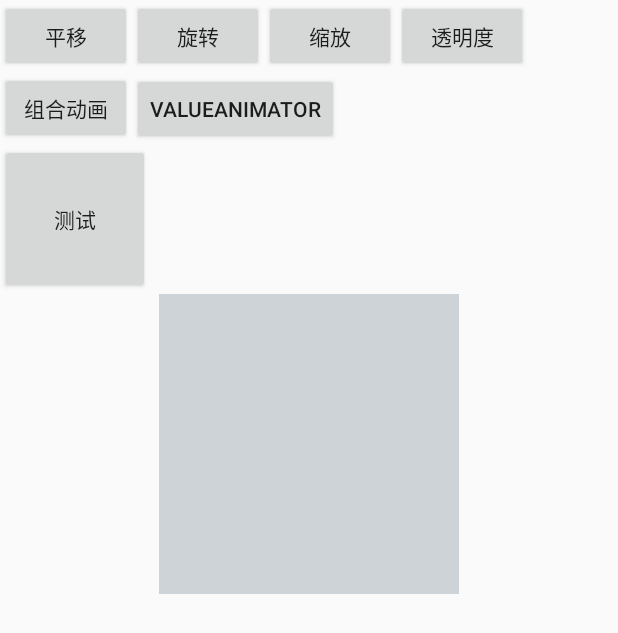
After one commit to AndyFrist/MyViews, an Android app: the AnimaterActivity screen opened directly, with no data from a screen before it, on a phone screen of 412 x 824 dp. The commit adds this screen. Shown: the top 633 px of the screen. Run offline under Robolectric (Android 15) with nearby library versions, the phone set to English and light mode, and no system bars.

Commit message:
ValueAnimater动画总结

```diff
--- a/app/src/main/AndroidManifest.xml
+++ b/app/src/main/AndroidManifest.xml
@@ -40,7 +40,8 @@
         <activity android:name=".Activity.MenuManageActivity" />
         <activity android:name=".Activity.VerticalDragLayoutActivity" />
         <activity android:name=".Activity.SearchActivity" />
-        <activity android:name=".Activity.HeadActivity"></activity>
+        <activity android:name=".Activity.HeadActivity" />
+        <activity android:name=".Activity.AnimaterActivity"></activity>
     </application>
 
 </manifest>
--- /dev/null
+++ b/app/src/main/java/com/example/huangwenpei/myview/Activity/AnimaterActivity.java
@@ -0,0 +1,165 @@
+package com.example.huangwenpei.myview.Activity;
+
+import android.animation.ObjectAnimator;
+import android.animation.PropertyValuesHolder;
+import android.animation.TypeEvaluator;
+import android.animation.ValueAnimator;
+import android.support.v7.app.AppCompatActivity;
+import android.os.Bundle;
+import android.view.View;
+import android.view.animation.AccelerateInterpolator;
+import android.view.animation.DecelerateInterpolator;
+import android.widget.Button;
+import android.widget.Toast;
+
+import com.example.huangwenpei.myview.R;
+import com.example.huangwenpei.myview.View.CircleView;
+
+public class AnimaterActivity extends AppCompatActivity implements View.OnClickListener {
+    private Button translationBtn ;
+    private Button roationBtn ;
+    private Button scalBtn ;
+    private Button alphaBtn ;
+    private Button valueBtn ;
+    private Button setBtn ;
+
+    private CircleView mycircle ;
+
+    private Button testBtn ;
+
+    @Override
+    protected void onCreate(Bundle savedInstanceState) {
+        super.onCreate(savedInstanceState);
+        setContentView(R.layout.activity_animater);
+
+
+        translationBtn = (Button)findViewById(R.id.translation);
+        roationBtn = (Button) findViewById(R.id.roation);
+        scalBtn = (Button) findViewById(R.id.scal);
+        alphaBtn = (Button) findViewById(R.id.alpha);
+        setBtn = (Button) findViewById(R.id.setBtn);
+        valueBtn = (Button) findViewById(R.id.value);
+
+        testBtn = (Button) findViewById(R.id.test);
+
+        mycircle = (CircleView) findViewById(R.id.mycircle);
+
+
+
+        translationBtn.setOnClickListener(this);
+        roationBtn.setOnClickListener(this);
+        scalBtn.setOnClickListener(this);
+        testBtn.setOnClickListener(this);
+        alphaBtn.setOnClickListener(this);
+        setBtn.setOnClickListener(this);
+        valueBtn.setOnClickListener(this);
+    }
+
+    @Override
+    public void onClick(View v) {
+        int id = v.getId();
+        switch (id){
+            case R.id.translation:
+                translation();
+                break;
+            case R.id.roation:
+                rotation();
+                break;
+            case R.id.scal:
+                scal();
+                break;
+            case R.id.alpha:
+                alpha();
+                break;
+            case R.id.setBtn:
+                set();
+                break;
+            case R.id.value:
+                value();
+                mycircle.startAnimater();
+                break;
+            case R.id.test:
+                Toast.makeText(this, "属性动画测试", Toast.LENGTH_SHORT).show();
+                break;
+        }
+    }
+    private void value(){
+        ValueAnimator valueAnimator = ValueAnimator.ofObject(new CharEvaluator(),new Character('A'), new Character('Z'));
+        valueAnimator.setEvaluator(new CharEvaluator());
+        valueAnimator.setDuration(10000);
+        valueAnimator.setInterpolator(new DecelerateInterpolator());
+        valueAnimator.addUpdateListener(new ValueAnimator.AnimatorUpdateListener() {
+            @Override
+            public void onAnimationUpdate(ValueAnimator valueAnimator) {
+
+                char value = (char) valueAnimator.getAnimatedValue();
+                testBtn.setText(""+value);
+            }
+        });
+        valueAnimator.start();
+    }
+
+    class CharEvaluator implements TypeEvaluator<Character>{
+
+
+        @Override
+        public Character evaluate(float fraction, Character startValue, Character endValue) {
+            //计算规则
+            int reslut = (int) (startValue + fraction * (endValue - startValue));
+
+            return (char)reslut;
+        }
+    }
+
+
+
+
+
+
+
+
+    private void set() {
+        PropertyValuesHolder translateXAnimaotr = PropertyValuesHolder.ofFloat("translationX", 0f, 200f);
+        //Y方向平移
+        PropertyValuesHolder translateYAnimaotr = PropertyValuesHolder.ofFloat("translationY", 0f, 300f);
+        //实现旋转动画，也可以单独使用rotationX或rotationY
+        //rotationX 表示围绕 X 轴旋转
+        //rotationY:表示围绕 Y 轴旋转
+        //rotation:表示围绕 Z 旋转
+        PropertyValuesHolder rotationAnimaotr = PropertyValuesHolder.ofFloat("rotation", 0f, 360f, 0f);
+        //缩放动画，也有X及Y两个方向上设置
+        PropertyValuesHolder scaleXAnimator = PropertyValuesHolder.ofFloat("scaleX", 1f, 3f);
+        PropertyValuesHolder scaleYAnimator = PropertyValuesHolder.ofFloat("scaleY", 1f, 3f);
+        //透明度动画
+        PropertyValuesHolder alphaAnimator = PropertyValuesHolder.ofFloat("alpha", 0.5f, 1f);
+
+        ObjectAnimator objectAnimator = ObjectAnimator.ofPropertyValuesHolder(testBtn, translateXAnimaotr, translateYAnimaotr, rotationAnimaotr, scaleXAnimator, scaleYAnimator,alphaAnimator);
+        objectAnimator.setDuration(2000);
+        objectAnimator.start();
+    }
+
+
+    private void alpha(){
+        ObjectAnimator animator = ObjectAnimator.ofFloat(testBtn,"alpha",0.2f);
+        animator.setDuration(500);
+        animator.start();
+
+    }
+    private void scal() {
+        ObjectAnimator animator = ObjectAnimator.ofFloat(testBtn,"scaleX",2);
+        animator.setDuration(500);
+        animator.start();
+    }
+
+    private void rotation() {
+        ObjectAnimator animator = ObjectAnimator.ofFloat(testBtn,"rotation",90);
+        animator.setDuration(500);
+        animator.start();
+    }
+
+    private void translation() {
+        ObjectAnimator animator = ObjectAnimator.ofFloat(testBtn,"translationX",200);
+        animator.setDuration(500);
+        animator.start();
+    }
+}
--- /dev/null
+++ b/app/src/main/java/com/example/huangwenpei/myview/View/CircleView.java
@@ -0,0 +1,119 @@
+package com.example.huangwenpei.myview.View;
+
+import android.animation.TypeEvaluator;
+import android.animation.ValueAnimator;
+import android.content.Context;
+import android.graphics.Canvas;
+import android.graphics.Color;
+import android.graphics.Paint;
+import android.support.annotation.Nullable;
+import android.util.AttributeSet;
+import android.view.View;
+import android.view.animation.AnticipateOvershootInterpolator;
+
+import com.example.huangwenpei.myview.Bean.CircleBean;
+
+/**
+ * Created by xuxiaopeng
+ * on 2019/5/23.
+ * Description：
+ */
+public class CircleView extends View {
+    private Context context;
+    private Paint paint;
+
+
+    public CircleView(Context context) {
+        this(context, null);
+    }
+
+    public CircleView(Context context, @Nullable AttributeSet attrs) {
+        this(context, attrs, 0);
+    }
+
+    public CircleView(Context context, @Nullable AttributeSet attrs, int defStyleAttr) {
+        super(context, attrs, defStyleAttr);
+        init(context);
+    }
+
+    private void init(Context context) {
+        this.context = context;
+        paint = new Paint();
+        paint.setAntiAlias(true);
+        paint.setColor(Color.RED);
+        paint.setStyle(Paint.Style.FILL);
+    }
+
+
+    @Override
+    protected void onDraw(Canvas canvas) {
+        super.onDraw(canvas);
+
+
+        canvas.drawCircle(width / 2, width / 2, radio, paint);
+    }
+
+
+    float radio;
+
+
+    public void startAnimater() {
+
+        ValueAnimator valueAnimator = ValueAnimator.ofObject(new MyAnimator(), new CircleBean(50), new CircleBean(width / 3));
+
+        valueAnimator.setInterpolator(new AnticipateOvershootInterpolator());
+
+        valueAnimator.setDuration(2000);
+
+
+        valueAnimator.addUpdateListener(new ValueAnimator.AnimatorUpdateListener() {
+            @Override
+            public void onAnimationUpdate(ValueAnimator valueAnimator) {
+
+
+                CircleBean circleBean = (CircleBean) valueAnimator.getAnimatedValue();
+
+                radio = circleBean.getRadio();
+
+                invalidate();
+
+
+
+            }
+        });
+
+        valueAnimator.setRepeatCount(3);
+        valueAnimator.start();
+
+
+    }
+
+
+    class MyAnimator implements TypeEvaluator<CircleBean> {
+
+        @Override
+        public CircleBean evaluate(float fraction, CircleBean startValue, CircleBean endValue) {
+
+            float start = startValue.getRadio();
+            float end = endValue.getRadio();
+            float result = (start + fraction * (end - start));
+
+            CircleBean point = new CircleBean(result);
+
+            return point;
+        }
+    }
+
+    int width;
+    int height;
+
+    @Override
+    protected void onSizeChanged(int w, int h, int oldw, int oldh) {
+        super.onSizeChanged(w, h, oldw, oldh);
+
+        width = getWidth();
+        height = getHeight();
+
+
+    }
+}
--- /dev/null
+++ b/app/src/main/res/layout/activity_animater.xml
@@ -0,0 +1,78 @@
+<?xml version="1.0" encoding="utf-8"?>
+<LinearLayout xmlns:android="http://schemas.android.com/apk/res/android"
+    xmlns:app="http://schemas.android.com/apk/res-auto"
+    xmlns:tools="http://schemas.android.com/tools"
+    android:layout_width="match_parent"
+    android:layout_height="match_parent"
+    android:orientation="vertical"
+    tools:context=".Activity.AnimaterActivity">
+
+
+    <LinearLayout
+        android:layout_width="match_parent"
+        android:layout_height="wrap_content"
+        android:orientation="horizontal">
+
+        <Button
+            android:id="@+id/translation"
+            android:layout_width="wrap_content"
+            android:layout_height="wrap_content"
+            android:text="平移" />
+
+        <Button
+            android:id="@+id/roation"
+            android:layout_width="wrap_content"
+            android:layout_height="wrap_content"
+            android:text="旋转" />
+
+        <Button
+            android:id="@+id/scal"
+            android:layout_width="wrap_content"
+            android:layout_height="wrap_content"
+            android:text="缩放" />
+
+        <Button
+            android:id="@+id/alpha"
+            android:layout_width="wrap_content"
+            android:layout_height="wrap_content"
+            android:text="透明度" />
+
+
+    </LinearLayout>
+
+    <LinearLayout
+        android:layout_width="wrap_content"
+        android:layout_height="wrap_content">
+
+
+        <Button
+            android:id="@+id/setBtn"
+            android:layout_width="wrap_content"
+            android:layout_height="wrap_content"
+            android:text="组合动画" />
+
+        <Button
+            android:id="@+id/value"
+            android:layout_width="wrap_content"
+            android:layout_height="wrap_content"
+            android:text="ValueAnimator" />
+
+
+    </LinearLayout>
+
+    <Button
+        android:id="@+id/test"
+        android:layout_width="100dp"
+        android:layout_height="100dp"
+        android:layout_centerInParent="true"
+        android:text="测试" />
+
+
+    <com.example.huangwenpei.myview.View.CircleView
+        android:id="@+id/mycircle"
+        android:background="#4567"
+        android:layout_width="200dp"
+        android:layout_height="200dp"
+        android:layout_gravity="center" />
+
+</LinearLayout>
--- a/app/src/main/res/layout/activity_main.xml
+++ b/app/src/main/res/layout/activity_main.xml
@@ -88,9 +88,10 @@
             android:text="搜索关键字高亮recycleview" />
 
         <Button
+            android:id="@+id/animater"
             android:layout_width="wrap_content"
             android:layout_height="wrap_content"
-            android:text="AAAAAAAAAA" />
+            android:text="动画总结" />
 
         <Button
             android:layout_width="wrap_content"
```
Also changed, not shown: app/src/main/java/com/example/huangwenpei/myview/Activity/MainActivity.java (+6 -1 lines), app/src/main/java/com/example/huangwenpei/myview/Bean/CircleBean.java (added, +22 -0 lines).
